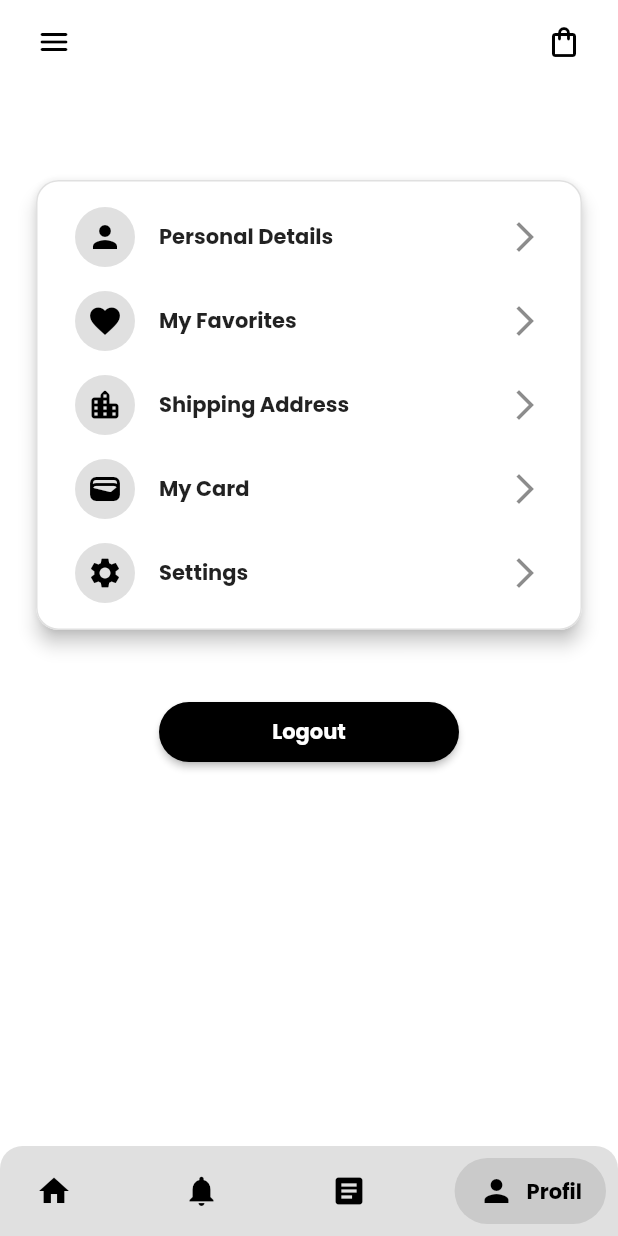
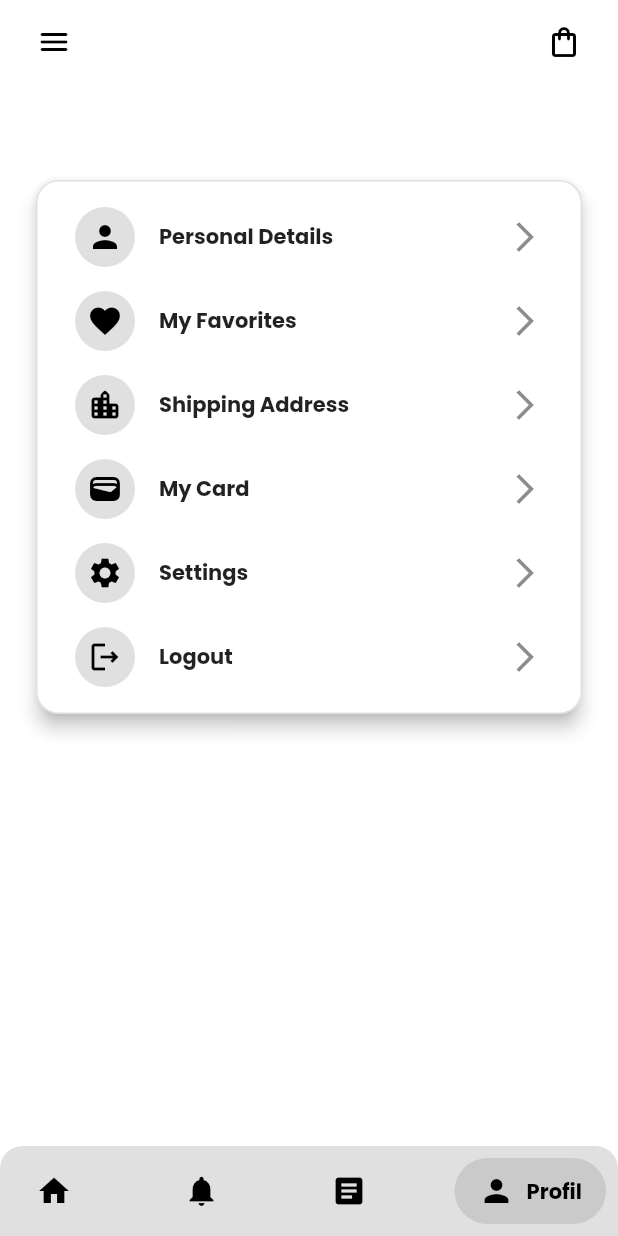
Before and after one commit to Angga-Nugraha/e_commerce_app, a Flutter app: the NavigationBarPage screen opened directly with empty values, item 4 of the bottom bar chosen, on a phone screen of 412 x 824 dp. Run offline on Flutter 3.47's test engine with Material 2 defaults, Android fonts, the phone set to English and light mode, and no system bars; drawn by our look-alikes of salomon_bottom_bar; our stand-ins replace cached_network_image, dartz, equatable, flutter_bloc, flutter_custom_clippers, flutter_rating_bar and 8 more; missing offline and left inert: encrypt; accounts and stored records are empty; network calls fail; statements that could not run were skipped.

```diff
--- a/lib/presentation/components/my_snackbar.dart
+++ b/lib/presentation/components/my_snackbar.dart
@@ -4,7 +4,7 @@ void mySnackBar(BuildContext context, {required String content}) {
   ScaffoldMessenger.of(context).showSnackBar(SnackBar(
     content: Center(child: Text(content)),
     duration: const Duration(seconds: 2),
-    width: 120,
+    width: MediaQuery.of(context).size.width / 3,
     behavior: SnackBarBehavior.floating,
     shape: RoundedRectangleBorder(borderRadius: BorderRadius.circular(10)),
   ));
--- a/lib/presentation/page/authPage/user_info.dart
+++ b/lib/presentation/page/authPage/user_info.dart
@@ -42,6 +42,7 @@ class _UserInfoState extends State<UserInfo> {
     return Scaffold(
       appBar: myAppBar(
         context,
+        title: "Personal detail",
         trailingIcon: Icons.edit_document,
         trailingOnTap: () {
           myDialog(
--- a/lib/presentation/page/homePage/home_screen_page.dart
+++ b/lib/presentation/page/homePage/home_screen_page.dart
@@ -46,6 +46,9 @@ class _HomePageState extends State<HomePage> {
             );
           }
         },
+        child: RefreshIndicator(
+          onRefresh: () async =>
+              context.read<ProductBloc>().add(FetchAllProduct()),
           child: SingleChildScrollView(
             physics: const BouncingScrollPhysics(),
             padding: const EdgeInsets.fromLTRB(20.0, 0.0, 20.0, 20.0),
@@ -207,6 +210,7 @@ class _HomePageState extends State<HomePage> {
             ),
           ),
         ),
+      ),
     );
   }
 
--- a/lib/presentation/page/homePage/profile_page.dart
+++ b/lib/presentation/page/homePage/profile_page.dart
@@ -14,7 +14,7 @@ class ProfilPage extends StatelessWidget {
   Widget build(BuildContext context) {
     return Scaffold(
       body: SingleChildScrollView(
-        physics: const NeverScrollableScrollPhysics(),
+        physics: const BouncingScrollPhysics(),
         padding: const EdgeInsets.all(20.0),
         child: Column(
           mainAxisAlignment: MainAxisAlignment.spaceBetween,
@@ -115,14 +115,10 @@ class ProfilPage extends StatelessWidget {
                         onPressed2: () => Navigator.pop(context),
                       ),
                     ),
-                  ],
-                ),
-              ),
-            ),
-            const SizedBox(height: 40),
-            myBotton(
-                onPressed: () {
-                  myDialog(
+                    _buildProfileMenuTile(
+                      title: "Logout",
+                      icon: Icons.logout_outlined,
+                      onTap: () => myDialog(
                         title: "Logout",
                         content: "Yakin keluar?",
                         context: context,
@@ -138,10 +134,12 @@ class ProfilPage extends StatelessWidget {
                         onPressed2: () {
                           Navigator.pop(context);
                         },
-                  );
-                },
-                label: "Logout",
-                context: context),
+                      ),
+                    ),
+                  ],
+                ),
+              ),
+            ),
           ],
         ),
       ),
--- a/lib/presentation/widgets/bottom_navbar.dart
+++ b/lib/presentation/widgets/bottom_navbar.dart
@@ -28,7 +28,7 @@ class _NavigationBarPageState extends State<NavigationBarPage> {
     return [
       const HomePage(),
       const NotificationsPage(),
-      const HistoryPage(),
+      HistoryPage(id: widget.id),
       const ProfilPage(),
     ];
   }
```
Also changed, not shown: lib/presentation/page/homePage/history_page.dart (+43 -56 lines). Lines whose indentation alone changed are shown as unchanged.
